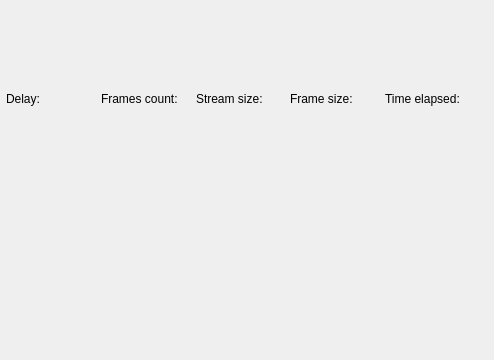
Before: the Qt Designer form codec-preview/VideoStatisticsWidget.ui in pszopinski/codec-preview, drawn with Qt 5; both pictures show x 586 to 1080 and y 0 to 360 of the 1080 by 360 pixel window.
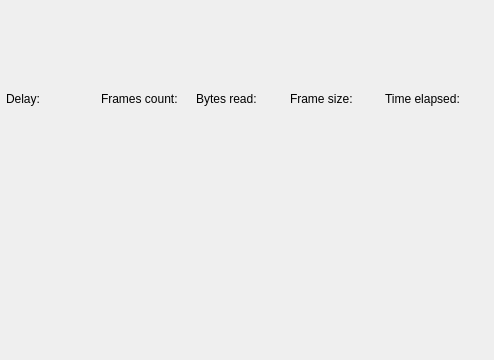
After: the same form once the commit is applied.

Commit message: raw video

What changed in the file:
```diff
--- a/codec-preview/VideoStatisticsWidget.ui
+++ b/codec-preview/VideoStatisticsWidget.ui
@@ -181,7 +181,7 @@
         <item>
          <widget class="QLabel" name="label_10">
           <property name="text">
-           <string>Stream size:</string>
+           <string>Bytes read:</string>
           </property>
          </widget>
         </item>
```
The commit also changes 2 other files.
